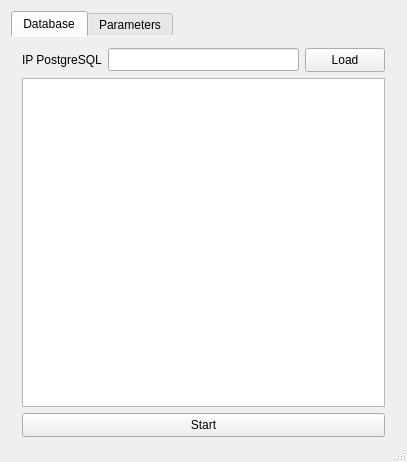
First picture: the form in ui/mainwindow.ui, repository aali97/NemPosFE_Config, before the edit.
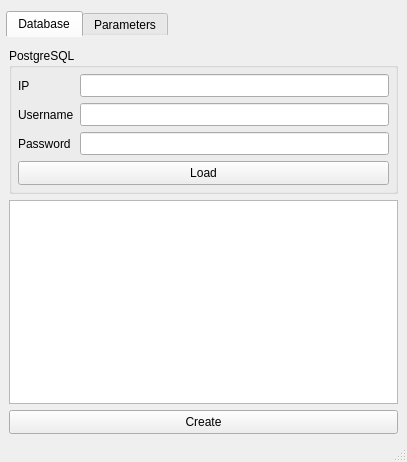
Second picture: the form after the edit.

Commit message: Add missing GUI components (username and password for postgres)

What changed in the file:
```diff
--- a/ui/mainwindow.ui
+++ b/ui/mainwindow.ui
@@ -15,6 +15,12 @@
   </property>
   <widget class="QWidget" name="centralWidget">
    <layout class="QGridLayout" name="gridLayout_2">
+    <property name="leftMargin">
+     <number>6</number>
+    </property>
+    <property name="rightMargin">
+     <number>6</number>
+    </property>
     <property name="bottomMargin">
      <number>3</number>
     </property>
@@ -35,9 +41,33 @@
        <attribute name="title">
         <string>Database</string>
        </attribute>
+       <layout class="QGridLayout" name="gridLayout_4">
+        <property name="leftMargin">
+         <number>3</number>
+        </property>
+        <property name="rightMargin">
+         <number>3</number>
+        </property>
+        <property name="bottomMargin">
+         <number>3</number>
+        </property>
+        <item row="0" column="0">
+         <widget class="QGroupBox" name="groupBox">
+          <property name="title">
+           <string>PostgreSQL</string>
+          </property>
        <layout class="QGridLayout" name="gridLayout">
+           <property name="leftMargin">
+            <number>6</number>
+           </property>
+           <property name="topMargin">
+            <number>6</number>
+           </property>
+           <property name="rightMargin">
+            <number>6</number>
+           </property>
         <property name="bottomMargin">
-         <number>0</number>
+            <number>6</number>
         </property>
         <item row="0" column="0">
          <widget class="QLabel" name="label_2">
@@ -48,7 +78,7 @@
            </sizepolicy>
           </property>
           <property name="text">
-           <string>IP PostgreSQL</string>
+              <string>IP</string>
           </property>
          </widget>
         </item>
@@ -74,7 +104,77 @@
           </property>
          </widget>
         </item>
-        <item row="0" column="2">
+           <item row="1" column="0">
+            <widget class="QLabel" name="label_5">
+             <property name="sizePolicy">
+              <sizepolicy hsizetype="Minimum" vsizetype="Preferred">
+               <horstretch>0</horstretch>
+               <verstretch>0</verstretch>
+              </sizepolicy>
+             </property>
+             <property name="text">
+              <string>Username</string>
+             </property>
+            </widget>
+           </item>
+           <item row="1" column="1">
+            <widget class="QLineEdit" name="lEditUsername">
+             <property name="sizePolicy">
+              <sizepolicy hsizetype="Expanding" vsizetype="Preferred">
+               <horstretch>0</horstretch>
+               <verstretch>0</verstretch>
+              </sizepolicy>
+             </property>
+             <property name="minimumSize">
+              <size>
+               <width>0</width>
+               <height>23</height>
+              </size>
+             </property>
+             <property name="maximumSize">
+              <size>
+               <width>16777215</width>
+               <height>23</height>
+              </size>
+             </property>
+            </widget>
+           </item>
+           <item row="2" column="0">
+            <widget class="QLabel" name="label_6">
+             <property name="sizePolicy">
+              <sizepolicy hsizetype="Minimum" vsizetype="Preferred">
+               <horstretch>0</horstretch>
+               <verstretch>0</verstretch>
+              </sizepolicy>
+             </property>
+             <property name="text">
+              <string>Password</string>
+             </property>
+            </widget>
+           </item>
+           <item row="2" column="1">
+            <widget class="QLineEdit" name="lEditPassword">
+             <property name="sizePolicy">
+              <sizepolicy hsizetype="Expanding" vsizetype="Preferred">
+               <horstretch>0</horstretch>
+               <verstretch>0</verstretch>
+              </sizepolicy>
+             </property>
+             <property name="minimumSize">
+              <size>
+               <width>0</width>
+               <height>23</height>
+              </size>
+             </property>
+             <property name="maximumSize">
+              <size>
+               <width>16777215</width>
+               <height>23</height>
+              </size>
+             </property>
+            </widget>
+           </item>
+           <item row="3" column="0" colspan="2">
          <widget class="QPushButton" name="btnLoad">
           <property name="sizePolicy">
            <sizepolicy hsizetype="Minimum" vsizetype="Preferred">
@@ -93,11 +193,14 @@
           </property>
          </widget>
         </item>
-        <item row="1" column="0" colspan="3">
+          </layout>
+         </widget>
+        </item>
+        <item row="1" column="0">
          <widget class="QListWidget" name="listDBs"/>
         </item>
-        <item row="2" column="0" colspan="3">
-         <widget class="QPushButton" name="btnStart">
+        <item row="2" column="0">
+         <widget class="QPushButton" name="btnCreate">
           <property name="sizePolicy">
            <sizepolicy hsizetype="Minimum" vsizetype="Preferred">
             <horstretch>0</horstretch>
@@ -111,7 +214,7 @@
            </size>
           </property>
           <property name="text">
-           <string>Start</string>
+           <string>Create</string>
           </property>
          </widget>
         </item>
```
Left out of the diff: 8 changed lines with no effect on the pictures. Lines whose indentation alone changed are shown as unchanged. The commit also changes 2 other files.
